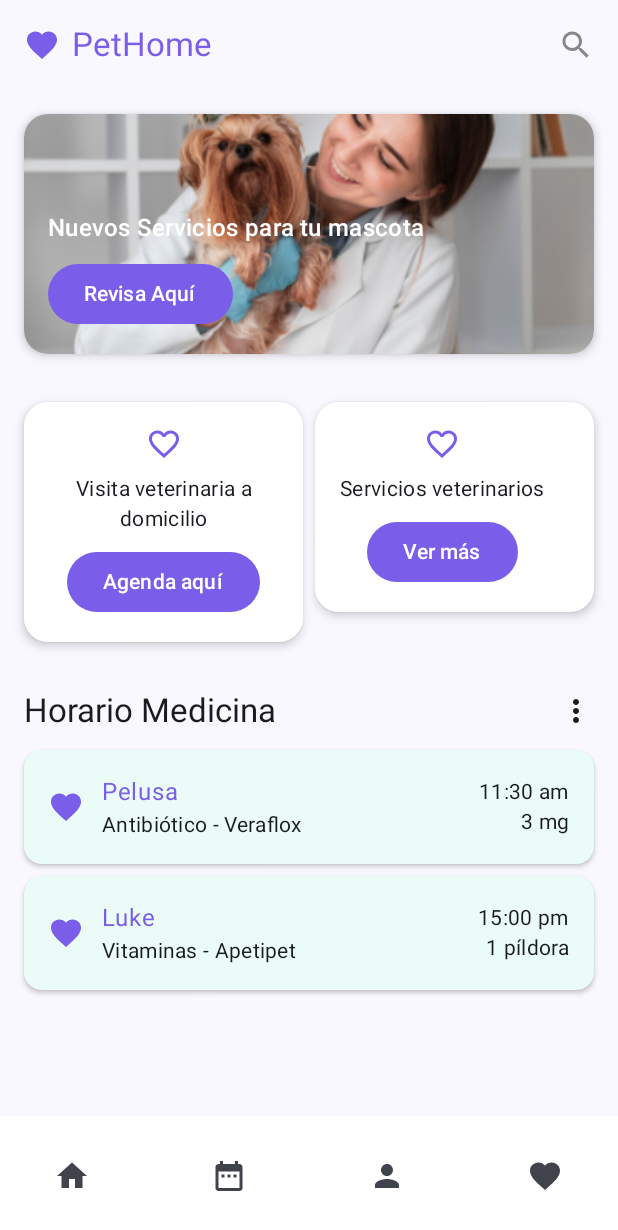
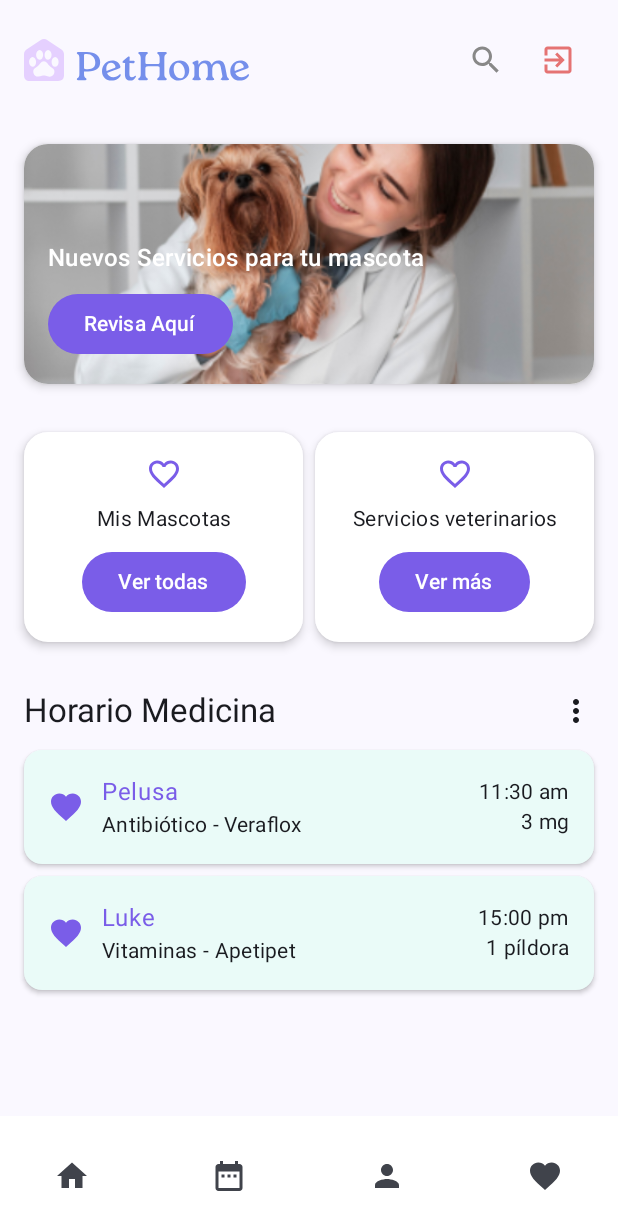
Before and after one commit to stywan/PetHome-Mobile, an Android app built with Jetpack Compose: the composable HomeScreen shown on its own in the app's theme, on a phone screen of 412 x 824 dp. Shown: the top 1230 px of the screen. Run offline under Robolectric (Android 15) with nearby library versions, the phone set to English and light mode, and no system bars; 5 statements that could not run were skipped.

Commit message:
Rediseñar pantalla principal con componentes modulares
- Actualizar HomeScreen con arquitectura de componentes reutilizables
- Mejorar HomeTopBar con navegación y acciones de usuario
- Optimizar QuickAccessCard y QuickAccessRow para mejor UX
- Agregar animaciones y transiciones fluidas

```diff
--- a/app/src/main/java/com/example/pethome/ui/home/HomeScreen.kt
+++ b/app/src/main/java/com/example/pethome/ui/home/HomeScreen.kt
@@ -17,10 +17,11 @@ import com.example.pethome.ui.home.components.QuickAccessRow
 
 @Composable
 fun HomeScreen(
-    onNavigate: (String) -> Unit = {}
+    onNavigate: (String) -> Unit = {},
+    onLogout: () -> Unit = {}
 ) {
     Scaffold(
-        topBar = { HomeTopBar() },
+        topBar = { HomeTopBar(onLogout = onLogout) },
         bottomBar = { BottomNavBar(onNavigate) }
     ) { padding ->
         LazyColumn(
@@ -29,9 +30,8 @@ fun HomeScreen(
                 .padding(padding)
         ) {
             item { BannerCard() }
-            item { QuickAccessRow() }
+            item { QuickAccessRow(onNavigate = onNavigate) }
             item { MedicineSchedule() }
-            // Aquí puedes seguir agregando secciones
         }
     }
 }
--- a/app/src/main/java/com/example/pethome/ui/home/components/HomeTopBar.kt
+++ b/app/src/main/java/com/example/pethome/ui/home/components/HomeTopBar.kt
@@ -1,18 +1,33 @@
 package com.example.pethome.ui.home.components
 
+import androidx.compose.foundation.Image
 import androidx.compose.foundation.layout.*
 import androidx.compose.material3.*
 import androidx.compose.material.icons.Icons
-import androidx.compose.material.icons.filled.Favorite
+import androidx.compose.material.icons.automirrored.filled.ExitToApp
 import androidx.compose.material.icons.filled.Search
 import androidx.compose.runtime.Composable
+import androidx.compose.runtime.rememberCoroutineScope
 import androidx.compose.ui.Alignment
 import androidx.compose.ui.Modifier
 import androidx.compose.ui.graphics.Color
+import androidx.compose.ui.platform.LocalContext
+import androidx.compose.ui.res.painterResource
 import androidx.compose.ui.unit.dp
+import com.example.pethome.R
+import com.example.pethome.data.SessionManager
+import com.example.pethome.repository.AuthRepository
+import kotlinx.coroutines.launch
 
 @Composable
-fun HomeTopBar() {
+fun HomeTopBar(
+    onLogout: () -> Unit = {}
+) {
+    val context = LocalContext.current
+    val sessionManager = SessionManager(context)
+    val authRepository = AuthRepository(sessionManager)
+    val coroutineScope = rememberCoroutineScope()
+
     Row(
         modifier = Modifier
             .fillMaxWidth()
@@ -20,15 +35,31 @@ fun HomeTopBar() {
         horizontalArrangement = Arrangement.SpaceBetween,
         verticalAlignment = Alignment.CenterVertically
     ) {
+        // Logo PetHome
+        Image(
+            painter = painterResource(id = R.drawable.logo_pethome),
+            contentDescription = "PetHome Logo",
+            modifier = Modifier.height(40.dp)
+        )
+
         Row(verticalAlignment = Alignment.CenterVertically) {
-            Icon(Icons.Default.Favorite, contentDescription = null, tint = Color(0xFF7A5DE8))
-            Spacer(Modifier.width(8.dp))
-            Text(
-                text = "PetHome",
-                style = MaterialTheme.typography.titleLarge, // Cambié h6 por titleLarge
-                color = Color(0xFF7A5DE8)
-            )
+            IconButton(onClick = { /* TODO: Implementar búsqueda */ }) {
+                Icon(Icons.Default.Search, contentDescription = "Buscar", tint = Color.Gray)
+            }
+            IconButton(
+                onClick = {
+                    coroutineScope.launch {
+                        authRepository.logout()
+                        onLogout()
+                    }
+                }
+            ) {
+                Icon(
+                    Icons.AutoMirrored.Filled.ExitToApp,
+                    contentDescription = "Cerrar sesión",
+                    tint = Color(0xFFE57373)
+                )
+            }
         }
-        Icon(Icons.Default.Search, contentDescription = "Buscar", tint = Color.Gray)
     }
 }
--- a/app/src/main/java/com/example/pethome/ui/home/components/QuickAccessCard.kt
+++ b/app/src/main/java/com/example/pethome/ui/home/components/QuickAccessCard.kt
@@ -16,17 +16,21 @@ import androidx.compose.ui.unit.dp
 fun QuickAccessCard(
     title: String,
     buttonText: String,
-    modifier: Modifier = Modifier
+    modifier: Modifier = Modifier,
+    onClick: () -> Unit = {}
 ) {
     Card(
         shape = RoundedCornerShape(16.dp),
-        modifier = modifier, // Aquí aplicamos el weight desde el Row
+        modifier = modifier,
         colors = CardDefaults.cardColors(containerColor = Color.White),
         elevation = CardDefaults.cardElevation(defaultElevation = 4.dp)
     ) {
         Column(
-            modifier = Modifier.padding(16.dp),
-            horizontalAlignment = Alignment.CenterHorizontally
+            modifier = Modifier
+                .fillMaxWidth()
+                .padding(16.dp),
+            horizontalAlignment = Alignment.CenterHorizontally,
+            verticalArrangement = Arrangement.Center
         ) {
             Icon(
                 Icons.Default.FavoriteBorder,
@@ -41,7 +45,7 @@ fun QuickAccessCard(
             )
             Spacer(modifier = Modifier.height(8.dp))
             Button(
-                onClick = { },
+                onClick = onClick,
                 colors = ButtonDefaults.buttonColors(containerColor = Color(0xFF7A5DE8))
             ) {
                 Text(buttonText, color = Color.White)
--- a/app/src/main/java/com/example/pethome/ui/home/components/QuickAccessRow.kt
+++ b/app/src/main/java/com/example/pethome/ui/home/components/QuickAccessRow.kt
@@ -6,7 +6,7 @@ import androidx.compose.ui.Modifier
 import androidx.compose.ui.unit.dp
 
 @Composable
-fun QuickAccessRow() {
+fun QuickAccessRow(onNavigate: (String) -> Unit = {}) {
     Row(
         modifier = Modifier
             .fillMaxWidth()
@@ -14,14 +14,16 @@ fun QuickAccessRow() {
         horizontalArrangement = Arrangement.spacedBy(8.dp)
     ) {
         QuickAccessCard(
-            title = "Visita veterinaria a domicilio",
-            buttonText = "Agenda aquí",
-            modifier = Modifier.weight(1f)
+            title = "Mis Mascotas",
+            buttonText = "Ver todas",
+            modifier = Modifier.weight(1f),
+            onClick = { onNavigate("pet_list") }
         )
         QuickAccessCard(
             title = "Servicios veterinarios",
             buttonText = "Ver más",
-            modifier = Modifier.weight(1f)
+            modifier = Modifier.weight(1f),
+            onClick = { onNavigate("service_list") }
         )
     }
 }
```
